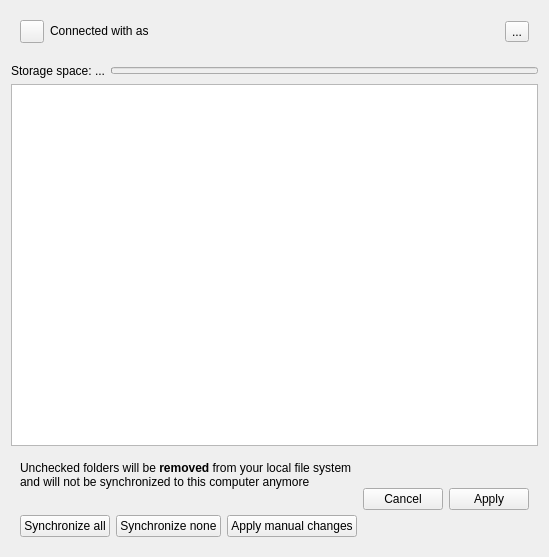
Old version of the form src/gui/accountsettings.ui in the repository nextcloud/desktop.
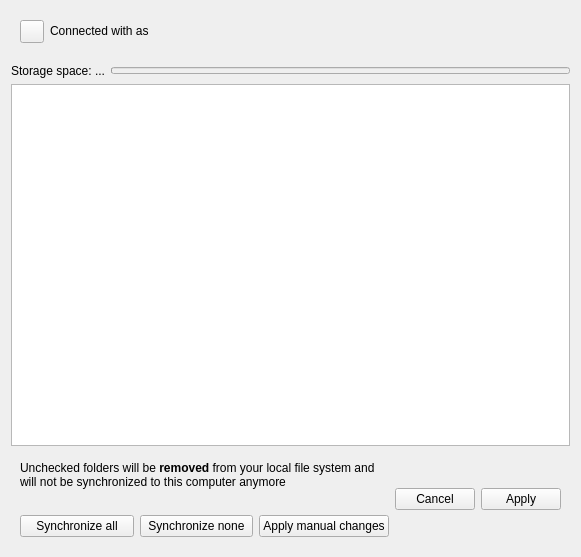
New version of the form. Custom widgets are drawn as their Qt base class.

Commit message: Removed old account toolbox

Diff of the .ui file:
```diff
--- a/src/gui/accountsettings.ui
+++ b/src/gui/accountsettings.ui
@@ -6,7 +6,7 @@
    <rect>
     <x>0</x>
     <y>0</y>
-    <width>516</width>
+    <width>581</width>
     <height>557</height>
    </rect>
   </property>
@@ -184,13 +184,6 @@
         </property>
        </widget>
       </item>
-      <item row="0" column="2">
-       <widget class="QToolButton" name="_accountToolbox">
-        <property name="text">
-         <string notr="true">...</string>
-        </property>
-       </widget>
-      </item>
      </layout>
     </widget>
    </item>
```
The commit also changes 3 other files.
